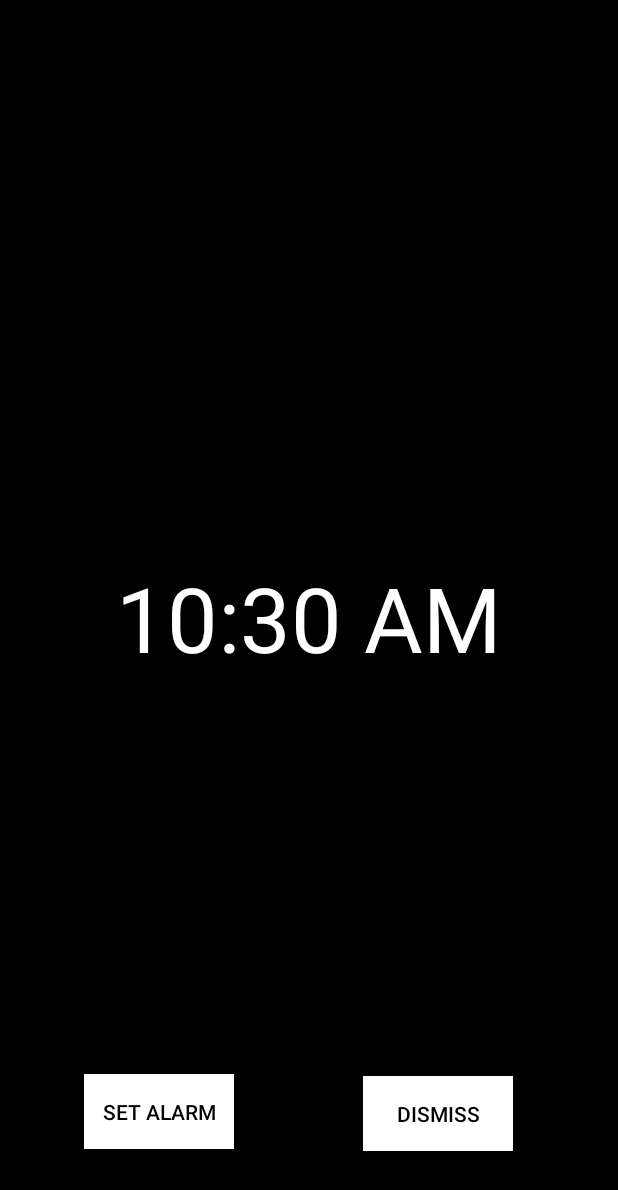
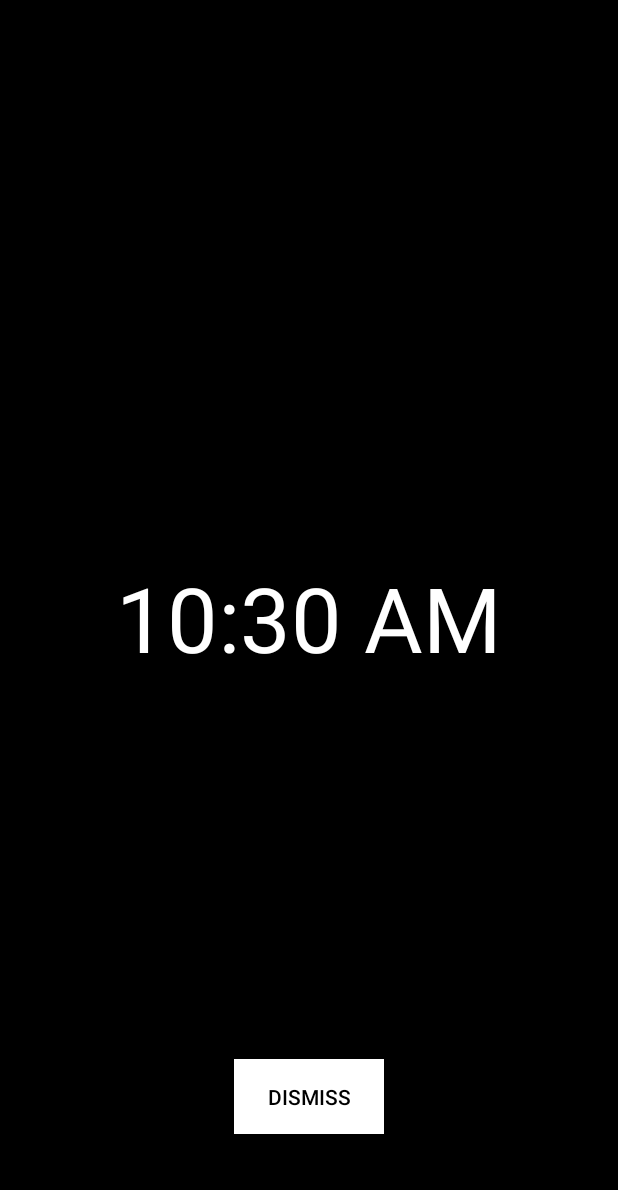
Before and after one commit to mehnazTara/AlarmClock, an Android app: the screen it shows after launch (MainActivity), on a phone screen of 412 x 824 dp. Shown: the top 1190 px of the screen. Run offline under Robolectric (Android 15) with nearby library versions, the phone set to English and light mode, and no system bars.

Commit message:
added swipe views and changed overall UI

```diff
--- a/app/src/main/AndroidManifest.xml
+++ b/app/src/main/AndroidManifest.xml
@@ -18,10 +18,6 @@
                 <category android:name="android.intent.category.LAUNCHER" />
             </intent-filter>
         </activity>
-        <activity
-            android:name=".SetAlarmActivity"
-            android:label="@string/title_activity_set_alarm"
-            android:theme="@style/AppTheme.NoActionBar"></activity>
     </application>
 
 </manifest>
--- /dev/null
+++ b/app/src/main/java/com/example/madel/seng403/AlarmListFragment.java
@@ -0,0 +1,109 @@
+package com.example.madel.seng403;
+
+import android.content.Context;
+import android.net.Uri;
+import android.os.Bundle;
+import android.support.v4.app.Fragment;
+import android.support.v7.app.AppCompatActivity;
+import android.view.LayoutInflater;
+import android.view.View;
+import android.view.ViewGroup;
+
+
+/**
+ * A simple {@link Fragment} subclass.
+ * Activities that contain this fragment must implement the
+ * {@link AlarmListFragment.OnFragmentInteractionListener} interface
+ * to handle interaction events.
+ * Use the {@link AlarmListFragment#newInstance} factory method to
+ * create an instance of this fragment.
+ */
+public class AlarmListFragment extends Fragment {
+    // TODO: Rename parameter arguments, choose names that match
+    // the fragment initialization parameters, e.g. ARG_ITEM_NUMBER
+    private static final String ARG_PARAM1 = "param1";
+    private static final String ARG_PARAM2 = "param2";
+
+    // TODO: Rename and change types of parameters
+    private String mParam1;
+    private String mParam2;
+
+    private OnFragmentInteractionListener mListener;
+
+    public AlarmListFragment() {
+        // Required empty public constructor
+    }
+
+    /**
+     * Use this factory method to create a new instance of
+     * this fragment using the provided parameters.
+     *
+     * @param param1 Parameter 1.
+     * @param param2 Parameter 2.
+     * @return A new instance of fragment AlarmListFragment.
+     */
+    // TODO: Rename and change types and number of parameters
+    public static AlarmListFragment newInstance(String param1, String param2) {
+        AlarmListFragment fragment = new AlarmListFragment();
+        Bundle args = new Bundle();
+        args.putString(ARG_PARAM1, param1);
+        args.putString(ARG_PARAM2, param2);
+        fragment.setArguments(args);
+        return fragment;
+    }
+
+    @Override
+    public void onCreate(Bundle savedInstanceState) {
+        super.onCreate(savedInstanceState);
+        if (getArguments() != null) {
+            mParam1 = getArguments().getString(ARG_PARAM1);
+            mParam2 = getArguments().getString(ARG_PARAM2);
+        }
+    }
+
+    @Override
+    public View onCreateView(LayoutInflater inflater, ViewGroup container,
+                             Bundle savedInstanceState) {
+        // Inflate the layout for this fragment
+        return inflater.inflate(R.layout.fragment_alarm_list, container, false);
+    }
+
+    // TODO: Rename method, update argument and hook method into UI event
+    public void onButtonPressed(Uri uri) {
+        if (mListener != null) {
+            mListener.onFragmentInteraction(uri);
+        }
+    }
+
+    @Override
+    public void onAttach(Context context) {
+        super.onAttach(context);
+        if (context instanceof OnFragmentInteractionListener) {
+            mListener = (OnFragmentInteractionListener) context;
+        } else {
+            throw new RuntimeException(context.toString()
+                    + " must implement OnFragmentInteractionListener");
+        }
+    }
+
+    @Override
+    public void onDetach() {
+        super.onDetach();
+        mListener = null;
+    }
+
+    /**
+     * This interface must be implemented by activities that contain this
+     * fragment to allow an interaction in this fragment to be communicated
+     * to the activity and potentially other fragments contained in that
+     * activity.
+     * <p>
+     * See the Android Training lesson <a href=
+     * "http://developer.android.com/training/basics/fragments/communicating.html"
+     * >Communicating with Other Fragments</a> for more information.
+     */
+    public interface OnFragmentInteractionListener {
+        // TODO: Update argument type and name
+        void onFragmentInteraction(Uri uri);
+    }
+}
--- a/app/src/main/java/com/example/madel/seng403/MainActivity.java
+++ b/app/src/main/java/com/example/madel/seng403/MainActivity.java
@@ -1,49 +1,31 @@
 package com.example.madel.seng403;
 
 import android.content.Intent;
+import android.net.Uri;
 import android.os.Bundle;
+import android.support.v4.view.ViewPager;
 import android.support.v7.app.AppCompatActivity;
 import android.support.v7.widget.Toolbar;
 import android.view.View;
 import android.view.Menu;
 import android.view.MenuItem;
 
-public class MainActivity extends AppCompatActivity {
+public class MainActivity extends AppCompatActivity implements MainFragment.OnFragmentInteractionListener, AlarmListFragment.OnFragmentInteractionListener {
+
+    ViewPager viewPager;
 
     @Override
     protected void onCreate(Bundle savedInstanceState) {
         super.onCreate(savedInstanceState);
         setContentView(R.layout.activity_main_activity);
-        Toolbar toolbar = (Toolbar) findViewById(R.id.toolbar);
-        setSupportActionBar(toolbar);
+        viewPager = (ViewPager) findViewById(R.id.pager);
+        PagerAdapter pagerAdapter = new PagerAdapter(getSupportFragmentManager());
+        viewPager.setAdapter(pagerAdapter);
+    }
+
+    @Override
+    public void onFragmentInteraction(Uri uri) {
 
     }
 
-    @Override
-    public boolean onCreateOptionsMenu(Menu menu) {
-        // Inflate the menu; this adds items to the action bar if it is present.
-        getMenuInflater().inflate(R.menu.menu_seng403, menu);
-        return true;
-    }
-
-    @Override
-    public boolean onOptionsItemSelected(MenuItem item) {
-        // Handle action bar item clicks here. The action bar will
-        // automatically handle clicks on the Home/Up button, so long
-        // as you specify a parent activity in AndroidManifest.xml.
-        int id = item.getItemId();
-
-        //noinspection SimplifiableIfStatement
-        if (id == R.id.action_settings) {
-            return true;
-        }
-
-        return super.onOptionsItemSelected(item);
-    }
-
-    public void goToSetAlarmActivity(View view)
-    {
-        Intent intent = new Intent(MainActivity.this, SetAlarmActivity.class);
-        startActivity(intent);
-    }
 }
--- /dev/null
+++ b/app/src/main/java/com/example/madel/seng403/MainFragment.java
@@ -0,0 +1,109 @@
+package com.example.madel.seng403;
+
+import android.content.Context;
+import android.net.Uri;
+import android.os.Bundle;
+import android.support.v4.app.Fragment;
+import android.support.v7.app.AppCompatActivity;
+import android.view.LayoutInflater;
+import android.view.View;
+import android.view.ViewGroup;
+
+
+/**
+ * A simple {@link Fragment} subclass.
+ * Activities that contain this fragment must implement the
+ * {@link MainFragment.OnFragmentInteractionListener} interface
+ * to handle interaction events.
+ * Use the {@link MainFragment#newInstance} factory method to
+ * create an instance of this fragment.
+ */
+public class MainFragment extends Fragment {
+    // TODO: Rename parameter arguments, choose names that match
+    // the fragment initialization parameters, e.g. ARG_ITEM_NUMBER
+    private static final String ARG_PARAM1 = "param1";
+    private static final String ARG_PARAM2 = "param2";
+
+    // TODO: Rename and change types of parameters
+    private String mParam1;
+    private String mParam2;
+
+    private OnFragmentInteractionListener mListener;
+
+    public MainFragment() {
+        // Required empty public constructor
+    }
+
+    /**
+     * Use this factory method to create a new instance of
+     * this fragment using the provided parameters.
+     *
+     * @param param1 Parameter 1.
+     * @param param2 Parameter 2.
+     * @return A new instance of fragment MainFragment.
+     */
+    // TODO: Rename and change types and number of parameters
+    public static MainFragment newInstance(String param1, String param2) {
+        MainFragment fragment = new MainFragment();
+        Bundle args = new Bundle();
+        args.putString(ARG_PARAM1, param1);
+        args.putString(ARG_PARAM2, param2);
+        fragment.setArguments(args);
+        return fragment;
+    }
+
+    @Override
+    public void onCreate(Bundle savedInstanceState) {
+        super.onCreate(savedInstanceState);
+        if (getArguments() != null) {
+            mParam1 = getArguments().getString(ARG_PARAM1);
+            mParam2 = getArguments().getString(ARG_PARAM2);
+        }
+    }
+
+    @Override
+    public View onCreateView(LayoutInflater inflater, ViewGroup container,
+                             Bundle savedInstanceState) {
+        // Inflate the layout for this fragment
+        return inflater.inflate(R.layout.fragment_main, container, false);
+    }
+
+    // TODO: Rename method, update argument and hook method into UI event
+    public void onButtonPressed(Uri uri) {
+        if (mListener != null) {
+            mListener.onFragmentInteraction(uri);
+        }
+    }
+
+    @Override
+    public void onAttach(Context context) {
+        super.onAttach(context);
+        if (context instanceof OnFragmentInteractionListener) {
+            mListener = (OnFragmentInteractionListener) context;
+        } else {
+            throw new RuntimeException(context.toString()
+                    + " must implement OnFragmentInteractionListener");
+        }
+    }
+
+    @Override
+    public void onDetach() {
+        super.onDetach();
+        mListener = null;
+    }
+
+    /**
+     * This interface must be implemented by activities that contain this
+     * fragment to allow an interaction in this fragment to be communicated
+     * to the activity and potentially other fragments contained in that
+     * activity.
+     * <p>
+     * See the Android Training lesson <a href=
+     * "http://developer.android.com/training/basics/fragments/communicating.html"
+     * >Communicating with Other Fragments</a> for more information.
+     */
+    public interface OnFragmentInteractionListener {
+        // TODO: Update argument type and name
+        void onFragmentInteraction(Uri uri);
+    }
+}
--- /dev/null
+++ b/app/src/main/java/com/example/madel/seng403/PagerAdapter.java
@@ -0,0 +1,31 @@
+package com.example.madel.seng403;
+
+import android.support.v4.app.Fragment;
+import android.support.v4.app.FragmentManager;
+import android.support.v4.app.FragmentPagerAdapter;
+
+/**
+ * Created by raavi on 2017-02-06.
+ */
+
+public class PagerAdapter extends FragmentPagerAdapter {
+    public PagerAdapter(FragmentManager fm) {
+        super(fm);
+    }
+
+    @Override
+    public Fragment getItem(int position) {
+        switch (position) {
+            case 0:
+                return new MainFragment();
+            case 1:
+                return new AlarmListFragment();
+        }
+        return null;
+    }
+
+    @Override
+    public int getCount() {
+        return 2;
+    }
+}
--- a/app/src/main/res/layout/activity_main_activity.xml
+++ b/app/src/main/res/layout/activity_main_activity.xml
@@ -1,20 +1,13 @@
 <?xml version="1.0" encoding="utf-8"?>
 <android.support.design.widget.CoordinatorLayout xmlns:android="http://schemas.android.com/apk/res/android"
     xmlns:app="http://schemas.android.com/apk/res-auto"
-    xmlns:tools="http://schemas.android.com/tools"
     android:layout_width="match_parent"
     android:layout_height="match_parent"
-    android:fitsSystemWindows="true"
-    tools:context="com.example.madel.seng403.MainActivity">
+    android:fitsSystemWindows="true">
 
-    <android.support.design.widget.AppBarLayout
+    <android.support.v4.view.ViewPager
+        android:id="@+id/pager"
         android:layout_width="match_parent"
-        android:layout_height="wrap_content"
-        android:theme="@style/AppTheme.AppBarOverlay"
-        >
-
-    </android.support.design.widget.AppBarLayout>
-
-    <include layout="@layout/content_main_activity" />
+        android:layout_height="match_parent" />
 
 </android.support.design.widget.CoordinatorLayout>
--- a/app/src/main/res/layout/content_main_activity.xml
+++ /dev/null
@@ -1,57 +0,0 @@
-<?xml version="1.0" encoding="utf-8"?>
-<RelativeLayout xmlns:android="http://schemas.android.com/apk/res/android"
-    xmlns:app="http://schemas.android.com/apk/res-auto"
-    xmlns:tools="http://schemas.android.com/tools"
-    android:id="@+id/content_seng403"
-    android:layout_width="match_parent"
-    android:layout_height="match_parent"
-    android:paddingBottom="@dimen/activity_vertical_margin"
-    android:paddingLeft="@dimen/activity_horizontal_margin"
-    android:paddingRight="@dimen/activity_horizontal_margin"
-    android:paddingTop="@dimen/activity_vertical_margin"
-    app:layout_behavior="@string/appbar_scrolling_view_behavior"
-    tools:context="com.example.madel.seng403.MainActivity"
-    tools:showIn="@layout/activity_main_activity"
-    android:background="@android:color/black">
-
-    <Button
-        android:text="Set Alarm"
-        android:layout_width="100sp"
-        android:layout_height="50sp"
-        android:layout_alignParentBottom="true"
-        android:layout_alignParentLeft="true"
-        android:layout_alignParentStart="true"
-        android:layout_marginLeft="40dp"
-        android:layout_marginStart="40dp"
-        android:layout_marginBottom="42dp"
-        android:onClick="goToSetAlarmActivity"
-        android:background="@color/white"
-        android:textColor="@color/black"
-        android:id="@+id/set_alarm" />
-
-    <Button
-        android:text="Dismiss"
-        android:layout_width="100sp"
-        android:layout_height="50sp"
-        android:layout_marginRight="40dp"
-        android:layout_marginEnd="54dp"
-        android:id="@+id/end_alarm"
-        android:layout_alignBaseline="@+id/set_alarm"
-        android:layout_alignBottom="@+id/set_alarm"
-        android:layout_alignParentRight="true"
-        android:layout_alignParentEnd="true"
-        android:background="@color/white"
-        android:textColor="@color/black"
-        />
-
-    <TextClock
-        android:layout_width="wrap_content"
-        android:layout_height="wrap_content"
-        android:layout_centerVertical="true"
-        android:layout_centerHorizontal="true"
-        android:id="@+id/textClock"
-        android:textSize="60sp"
-        android:textColor="@color/white"/>
-
-
-</RelativeLayout>
--- /dev/null
+++ b/app/src/main/res/layout/fragment_main.xml
@@ -0,0 +1,39 @@
+<?xml version="1.0" encoding="utf-8"?>
+<RelativeLayout xmlns:android="http://schemas.android.com/apk/res/android"
+    xmlns:app="http://schemas.android.com/apk/res-auto"
+    xmlns:tools="http://schemas.android.com/tools"
+    android:id="@+id/content_seng403"
+    android:layout_width="match_parent"
+    android:layout_height="match_parent"
+    android:paddingBottom="@dimen/activity_vertical_margin"
+    android:paddingLeft="@dimen/activity_horizontal_margin"
+    android:paddingRight="@dimen/activity_horizontal_margin"
+    android:paddingTop="@dimen/activity_vertical_margin"
+    app:layout_behavior="@string/appbar_scrolling_view_behavior"
+    tools:context="com.example.madel.seng403.MainFragment"
+    android:background="@android:color/black">
+    <!--tools:showIn="@layout/activity_main_activity"-->
+
+    <TextClock
+        android:layout_width="wrap_content"
+        android:layout_height="wrap_content"
+        android:layout_centerVertical="true"
+        android:layout_centerHorizontal="true"
+        android:id="@+id/textClock"
+        android:textSize="60sp"
+        android:textColor="@color/white"/>
+
+    <Button
+        android:text="Dismiss"
+        android:layout_width="100sp"
+        android:layout_height="50sp"
+        android:layout_marginRight="40dp"
+        android:id="@+id/end_alarm"
+        android:background="@color/white"
+        android:textColor="@color/black"
+        android:layout_alignParentBottom="true"
+        android:layout_centerHorizontal="true"
+        android:layout_marginBottom="52dp" />
+
+
+</RelativeLayout>
--- a/app/src/main/res/values/strings.xml
+++ b/app/src/main/res/values/strings.xml
@@ -2,4 +2,7 @@
     <string name="app_name">SENG403</string>
     <string name="action_settings">Settings</string>
     <string name="title_activity_set_alarm">SetAlarmActivity</string>
+
+    <!-- TODO: Remove or change this placeholder text -->
+    <string name="hello_blank_fragment">Hello blank fragment</string>
 </resources>
--- a/app/src/main/res/values/styles.xml
+++ b/app/src/main/res/values/styles.xml
@@ -5,6 +5,7 @@
         <!-- Customize your theme here. -->
         <item name="colorPrimary">@color/colorPrimary</item>
         <!--<item name="colorPrimaryDark">@color/colorPrimaryDark</item>-->
+        <item name="android:statusBarColor">@color/black</item>
         <item name="colorPrimaryDark">@color/black</item>
         <item name="colorAccent">@color/colorAccent</item>
     </style>
```
Also changed, not shown: app/build.gradle (+5 -2 lines), app/src/main/java/com/example/madel/seng403/SetAlarmActivity.java (deleted, +0 -31 lines), app/src/main/res/layout/activity_set_alarm.xml (deleted, +0 -27 lines), app/src/main/res/layout/content_set_alarm.xml (deleted, +0 -49 lines), app/src/main/res/layout/fragment_alarm_list.xml (added, +57 -0 lines).
